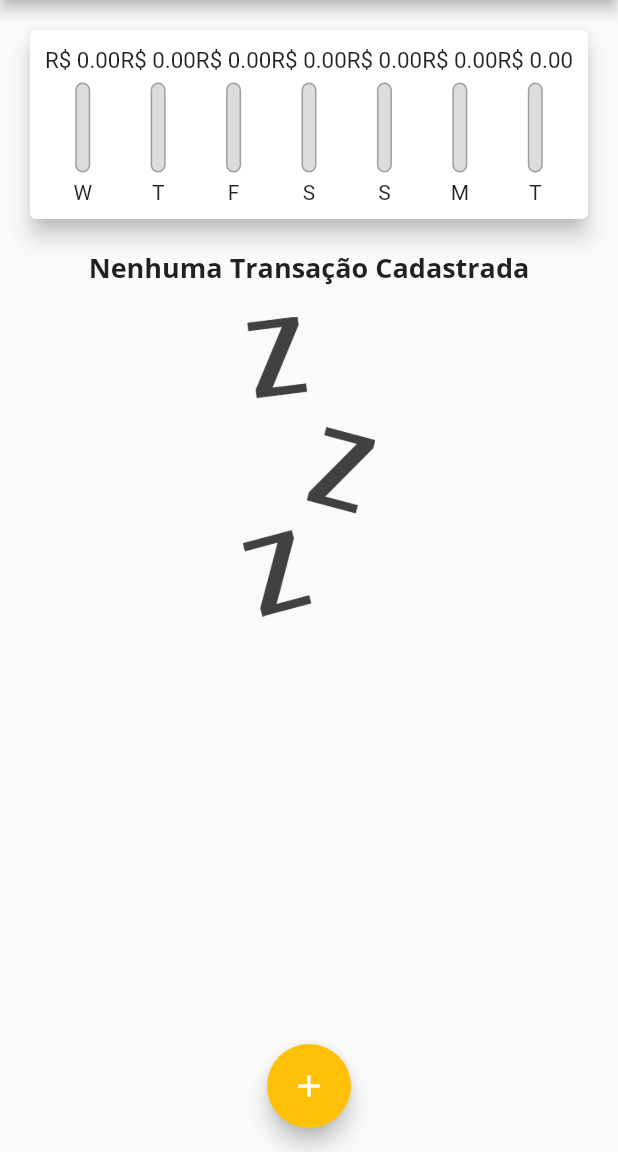
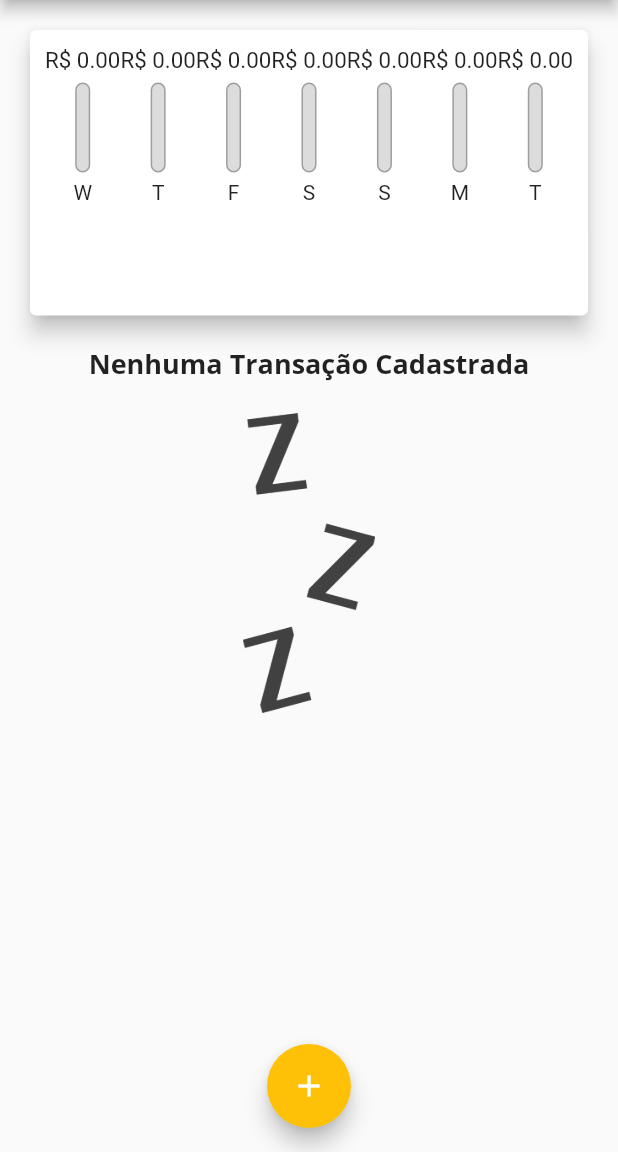
Before and after one commit to CodeAkio/expenses_flutter, a Flutter app: the screen it shows after launch, on a phone screen of 412 x 824 dp, the part 84-1236 px from its top. Run offline on Flutter 3.47's test engine with Material 2 defaults, Android fonts, the phone set to English and light mode, and no system bars.

Commit message:
Responsive height

```diff
--- a/lib/components/transaction_list.dart
+++ b/lib/components/transaction_list.dart
@@ -12,9 +12,7 @@ class TransactionList extends StatelessWidget {
 
   @override
   Widget build(BuildContext context) {
-    return Container(
-      height: 300,
-      child: transactions.isEmpty
+    return transactions.isEmpty
         ? Column(children: [
             Text(
               'Nenhuma Transação Cadastrada',
@@ -56,7 +54,6 @@ class TransactionList extends StatelessWidget {
                 ),
               );
             },
-            ),
           );
   }
 }
--- a/lib/main.dart
+++ b/lib/main.dart
@@ -49,22 +49,33 @@ class _MyHomePageState extends State<MyHomePage> {
 
   @override
   Widget build(BuildContext context) {
-    return Scaffold(
-      appBar: AppBar(
+    final appBar = AppBar(
       title: const Text('Despesas Pessoais'),
       actions: [
         IconButton(
             onPressed: () => _openTransactionFormModal(context),
             icon: Icon(Icons.add))
       ],
-      ),
+    );
+
+    final availableHeight = MediaQuery.of(context).size.height -
+        appBar.preferredSize.height -
+        MediaQuery.of(context).padding.top;
+
+    return Scaffold(
+      appBar: appBar,
       body: SingleChildScrollView(
         child: Column(
           crossAxisAlignment: CrossAxisAlignment.stretch,
           children: [
-            Chart(recentTransaction: _recentTransactions),
-            TransactionList(
+            Container(
+                height: availableHeight * 0.3,
+                child: Chart(recentTransaction: _recentTransactions)),
+            Container(
+              height: availableHeight * 0.7,
+              child: TransactionList(
                   transactions: _transactions, onRemove: _deleteTransaction),
+            ),
           ],
         ),
       ),
```
Lines whose indentation alone changed are shown as unchanged.
